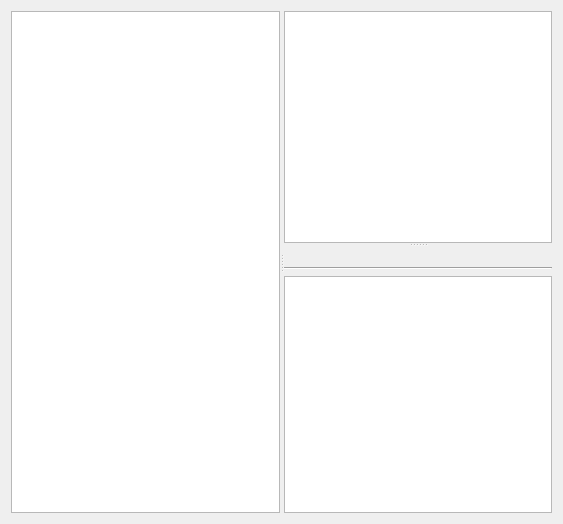
Above: libs/datapackutils/widgets/serverpackeditor.ui from FreeHealth/freehealth before the change. Below: the same form after it.
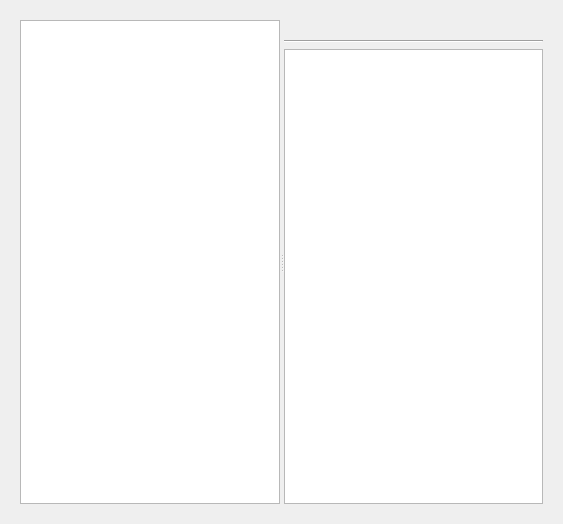
That is the form after the change.

Commit message: (re)adding server edition, improvements

```diff
--- a/libs/datapackutils/widgets/serverpackeditor.ui
+++ b/libs/datapackutils/widgets/serverpackeditor.ui
@@ -13,12 +13,19 @@
   <property name="windowTitle">
    <string>Form</string>
   </property>
-  <layout class="QGridLayout" name="gridLayout">
+  <layout class="QGridLayout" name="gridLayout_3">
    <item row="0" column="0">
     <layout class="QHBoxLayout" name="toolbarLayout"/>
    </item>
    <item row="1" column="0">
-    <widget class="QSplitter" name="splitter_2">
+    <widget class="QStackedWidget" name="stackedWidget">
+     <property name="currentIndex">
+      <number>1</number>
+     </property>
+     <widget class="QWidget" name="packPage">
+      <layout class="QGridLayout" name="gridLayout_5">
+       <item row="0" column="0">
+        <widget class="QSplitter" name="packSplitter">
      <property name="orientation">
       <enum>Qt::Horizontal</enum>
      </property>
@@ -48,7 +55,7 @@
        <bool>true</bool>
       </property>
      </widget>
-     <widget class="QSplitter" name="splitter">
+         <widget class="QSplitter" name="packViewSplitter">
       <property name="orientation">
        <enum>Qt::Vertical</enum>
       </property>
@@ -77,6 +84,46 @@
         </item>
        </layout>
       </widget>
+         </widget>
+        </widget>
+       </item>
+      </layout>
+     </widget>
+     <widget class="QWidget" name="serverPage">
+      <layout class="QGridLayout" name="gridLayout_4">
+       <item row="0" column="0">
+        <widget class="QSplitter" name="serverSplitter">
+         <property name="orientation">
+          <enum>Qt::Horizontal</enum>
+         </property>
+         <widget class="QListView" name="serverListView"/>
+         <widget class="QWidget" name="layoutWidget_1">
+          <layout class="QGridLayout" name="gridLayout">
+           <item row="0" column="0">
+            <widget class="QLabel" name="serverName">
+             <property name="text">
+              <string/>
+             </property>
+             <property name="wordWrap">
+              <bool>true</bool>
+             </property>
+            </widget>
+           </item>
+           <item row="1" column="0">
+            <widget class="Line" name="line">
+             <property name="orientation">
+              <enum>Qt::Horizontal</enum>
+             </property>
+            </widget>
+           </item>
+           <item row="2" column="0">
+            <widget class="QTextBrowser" name="serverContent"/>
+           </item>
+          </layout>
+         </widget>
+        </widget>
+       </item>
+      </layout>
      </widget>
     </widget>
    </item>
```
Lines whose indentation alone changed are shown as unchanged. The commit also changes 2 other files.
